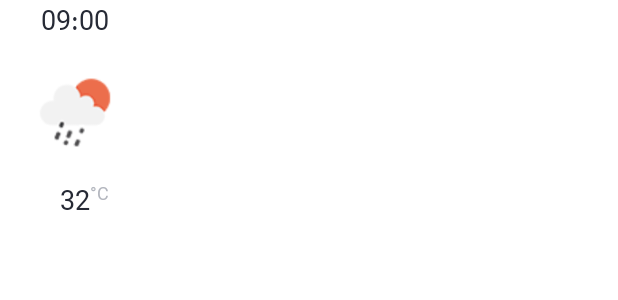
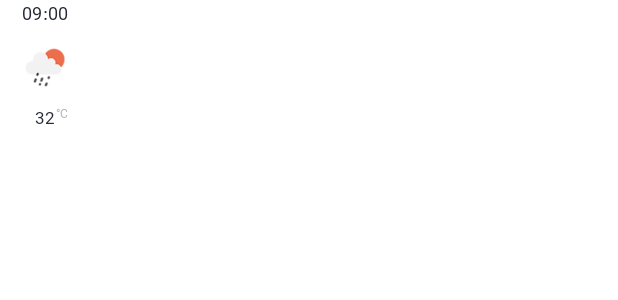
Before and after one commit to hamidrzdev/Weather, an Android app: the layout item_hour_time.xml on its own in the app's theme, with its tools: preview values and no code run, on a phone screen of 412 x 824 dp. Shown: the top 300 px of the screen. Run offline under Robolectric (Android 15) with nearby library versions, the phone set to English and light mode, and no system bars; plain views replace SimpleDraweeView.

Commit message:
add_hour_weather_commit

```diff
--- a/app/src/main/java/com/hamiddev/weather/common/Extension.kt
+++ b/app/src/main/java/com/hamiddev/weather/common/Extension.kt
@@ -6,6 +6,3 @@ import timber.log.Timber
 
 fun <T> Flow<T>.handleException(): Flow<T> =
     catch { e -> Timber.i("ssdss -> ${e.message}") }
-
-fun weatherIconLink(name: String) =
-    "https://openweathermap.org/img/wn/$name@2x.png"
--- /dev/null
+++ b/app/src/main/java/com/hamiddev/weather/common/Util.kt
@@ -0,0 +1,4 @@
+package com.hamiddev.weather.common
+
+fun weatherIconLink(name: String) =
+    "https://openweathermap.org/img/wn/$name@2x.png"
--- a/app/src/main/java/com/hamiddev/weather/model/HourWeather.kt
+++ b/app/src/main/java/com/hamiddev/weather/model/HourWeather.kt
@@ -1,7 +1,7 @@
 package com.hamiddev.weather.model
 
 data class HourWeather(
-    val hour:String,
+    val hour:Long,
     val image:String,
-    val temp:String
+    val temp:Double
 )
--- a/app/src/main/res/layout/item_hour_time.xml
+++ b/app/src/main/res/layout/item_hour_time.xml
@@ -10,7 +10,7 @@
         android:layout_width="wrap_content"
         android:layout_height="wrap_content"
         tools:text = "09:00"
-        android:textAppearance="?textAppearanceHeadline5"
+        android:textAppearance="?textAppearanceBody2"
         tools:textColor="@color/black"
         app:layout_constraintTop_toTopOf="parent"
         app:layout_constraintEnd_toEndOf="@id/weatherImg"
@@ -18,8 +18,8 @@
 
     <com.facebook.drawee.view.SimpleDraweeView
         android:id="@+id/weatherImg"
-        android:layout_width="100dp"
-        android:layout_height="90dp"
+        android:layout_width="60dp"
+        android:layout_height="50dp"
         app:layout_constraintTop_toBottomOf="@id/hourTv"
         app:layout_constraintEnd_toEndOf="parent"
         app:layout_constraintStart_toStartOf="parent"
@@ -33,7 +33,7 @@
         app:layout_constraintEnd_toEndOf="@id/weatherImg"
         app:layout_constraintStart_toStartOf="@id/weatherImg"
         tools:text="32"
-        android:textAppearance="?textAppearanceHeadline5"
+        android:textAppearance="?textAppearanceSubtitle1"
         tools:textColor="@color/black"/>
 
     <TextView
@@ -41,9 +41,10 @@
         android:layout_height="0dp"
         app:layout_constraintTop_toTopOf="@id/degreeTv"
         app:layout_constraintLeft_toRightOf="@id/degreeTv"
-        tools:text="°C"
+        android:text="°C"
         android:gravity="top"
-        android:textAppearance="?textAppearanceBody2"
+        android:textAppearance="?textAppearanceSubtitle2"
+        android:textColor="@color/gray"
         tools:textColor="@color/darkGray"/>
 
 </androidx.constraintlayout.widget.ConstraintLayout>
--- a/app/src/main/res/values/type.xml
+++ b/app/src/main/res/values/type.xml
@@ -68,11 +68,13 @@
     </style>
 
     <style name="TextAppearance.MyTheme.Subtitle1" parent="TextAppearance.MaterialComponents.Subtitle1">
-        <!--Your custom type style here-->
+        <item name="android:textSize">11sp</item>
+        <item name="android:textColor">?colorOnPrimary</item>
     </style>
 
     <style name="TextAppearance.MyTheme.Subtitle2" parent="TextAppearance.MaterialComponents.Subtitle2">
-        <!--Your custom type style here-->
+        <item name="android:textSize">8sp</item>
+        <item name="android:textColor">?colorOnPrimary</item>
     </style>
 
     <style name="TextAppearance.MyTheme.Body1" parent="TextAppearance.MaterialComponents.Body1">
```
Also changed, not shown: app/src/main/java/com/hamiddev/weather/model/server/Hourly.kt (+7 -2 lines), app/src/main/java/com/hamiddev/weather/ui/HourWeatherAdapter.kt (+19 -8 lines), app/src/main/java/com/hamiddev/weather/ui/MainFragment.kt (+11 -1 lines).
